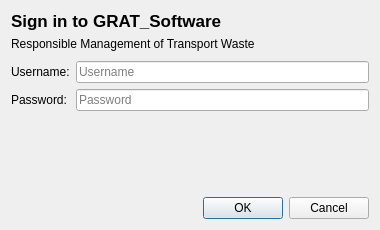
Above: GRAT_Software/src/ui/login_dialog.ui from luqueGG/GRAT_Software before the change. Below: the same form after it.
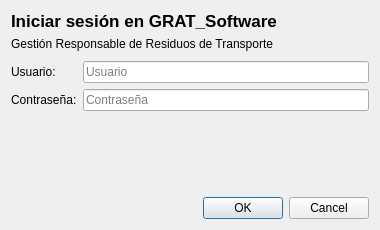
That is the form after the change.

Patch:
```diff
--- a/GRAT_Software/src/ui/login_dialog.ui
+++ b/GRAT_Software/src/ui/login_dialog.ui
@@ -26,14 +26,14 @@
       </font>
      </property>
      <property name="text">
-      <string>Sign in to GRAT_Software</string>
+      <string>Iniciar sesión en GRAT_Software</string>
      </property>
     </widget>
    </item>
    <item>
     <widget class="QLabel" name="subtitleLabel">
      <property name="text">
-      <string>Responsible Management of Transport Waste</string>
+      <string>Gestión Responsable de Residuos de Transporte</string>
      </property>
      <property name="wordWrap">
       <bool>true</bool>
@@ -61,21 +61,21 @@
      <item row="0" column="0">
       <widget class="QLabel" name="usernameLabel">
        <property name="text">
-        <string>Username:</string>
+        <string>Usuario:</string>
        </property>
       </widget>
      </item>
      <item row="0" column="1">
       <widget class="QLineEdit" name="usernameEdit">
        <property name="placeholderText">
-        <string>Username</string>
+        <string>Usuario</string>
        </property>
       </widget>
      </item>
      <item row="1" column="0">
       <widget class="QLabel" name="passwordLabel">
        <property name="text">
-        <string>Password:</string>
+        <string>Contraseña:</string>
        </property>
       </widget>
      </item>
@@ -85,7 +85,7 @@
         <enum>QLineEdit::Password</enum>
        </property>
        <property name="placeholderText">
-        <string>Password</string>
+        <string>Contraseña</string>
        </property>
       </widget>
      </item>
```
Left out of the diff: 2 changed lines with no effect on the pictures.
